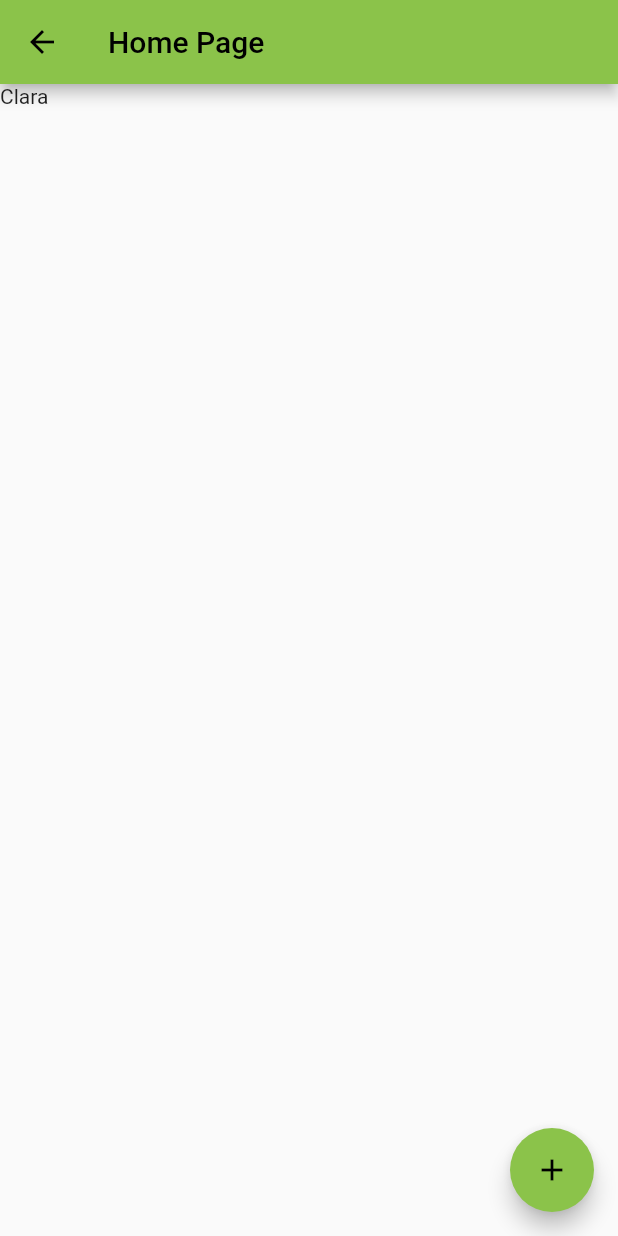
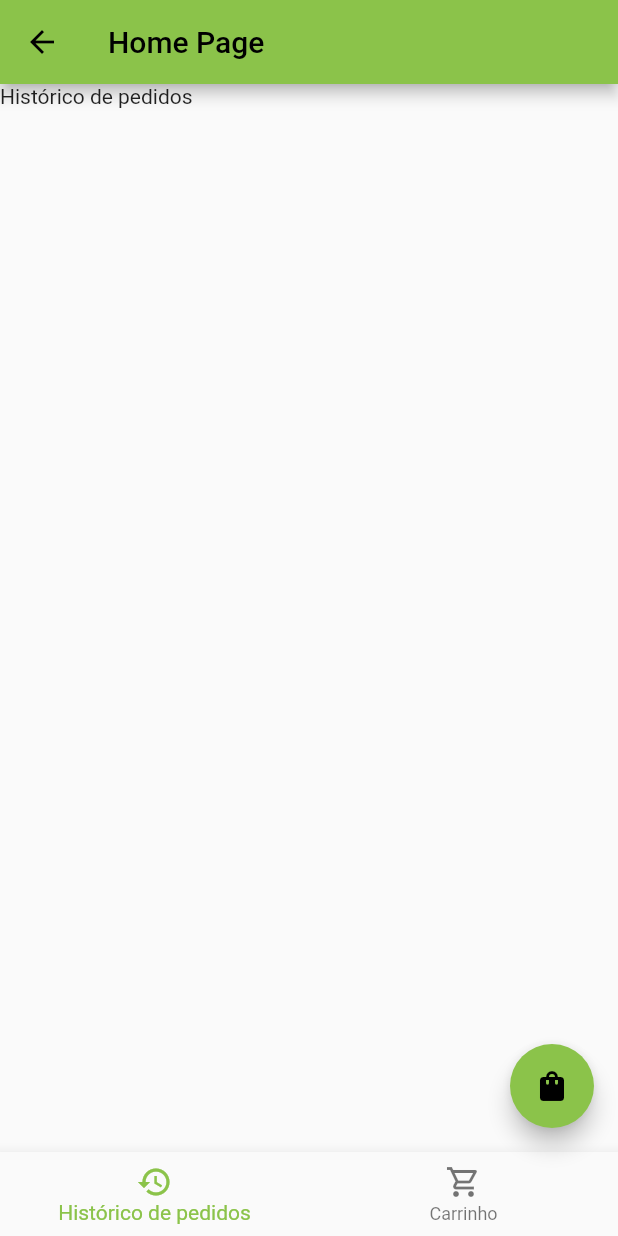
Before and after one commit to cadupereira21/SI700-Mobile, a Flutter app: the HomePage screen opened directly, on a phone screen of 412 x 824 dp. Run offline on Flutter 3.47's test engine with Material 2 defaults, Android fonts, the phone set to English and light mode, and no system bars; our stand-ins replace flutter_bloc.

Commit message:
Update login button to throw login event and addded bottom navigation bar with history and cart empty pages

```diff
--- /dev/null
+++ b/app_seu_madeu_sucos/lib/View/Widgets/HistoryPage.dart
@@ -0,0 +1,10 @@
+import 'package:flutter/material.dart';
+
+class HistoryPage extends StatelessWidget {
+  const HistoryPage({super.key});
+
+  @override
+  Widget build(BuildContext context) {
+    return const Text("Histórico de pedidos");
+  }
+}
--- a/app_seu_madeu_sucos/lib/View/Widgets/HomePage.dart
+++ b/app_seu_madeu_sucos/lib/View/Widgets/HomePage.dart
@@ -1,4 +1,7 @@
 import 'package:flutter/material.dart';
+
+import 'CartPage.dart';
+import 'HistoryPage.dart';
 
 class HomePage extends StatefulWidget {
   const HomePage({super.key, required this.title});
@@ -9,6 +12,7 @@ class HomePage extends StatefulWidget {
 }
 
 class _HomePageState extends State<HomePage> {
+  var currentScreen = 0;
 
   @override
   Widget build(BuildContext context) {
@@ -16,11 +20,30 @@ class _HomePageState extends State<HomePage> {
       appBar: AppBar(
         title: Text(widget.title),
       ),
-      body: const Text("Clara"),
+      body: IndexedStack(
+        index: currentScreen,
+        children: const [
+          HistoryPage(),
+          CartPage(),
+        ],
+      ),
       floatingActionButton: FloatingActionButton(
-        onPressed: (){},
-        tooltip: 'Increment',
-        child: const Icon(Icons.add),
+        onPressed: () {},
+        tooltip: 'Novo Pedido',
+        child: const Icon(Icons.shopping_bag),
+      ),
+      bottomNavigationBar: BottomNavigationBar(
+        onTap: (int value) {
+          setState(() {
+            currentScreen = value;
+          });
+        },
+        items: const [
+          BottomNavigationBarItem(icon: Icon(Icons.history_outlined), label: "Histórico de pedidos"),
+          BottomNavigationBarItem(icon: Icon(Icons.shopping_cart_outlined), label: "Carrinho"),
+        ],
+        currentIndex: currentScreen,
+        fixedColor: Colors.lightGreen,
       ),
     );
   }
```
Also changed, not shown: app_seu_madeu_sucos/lib/View/Widgets/CartPage.dart (added, +15 -0 lines), app_seu_madeu_sucos/lib/View/Widgets/Login/LoginForm.dart (+21 -18 lines).
